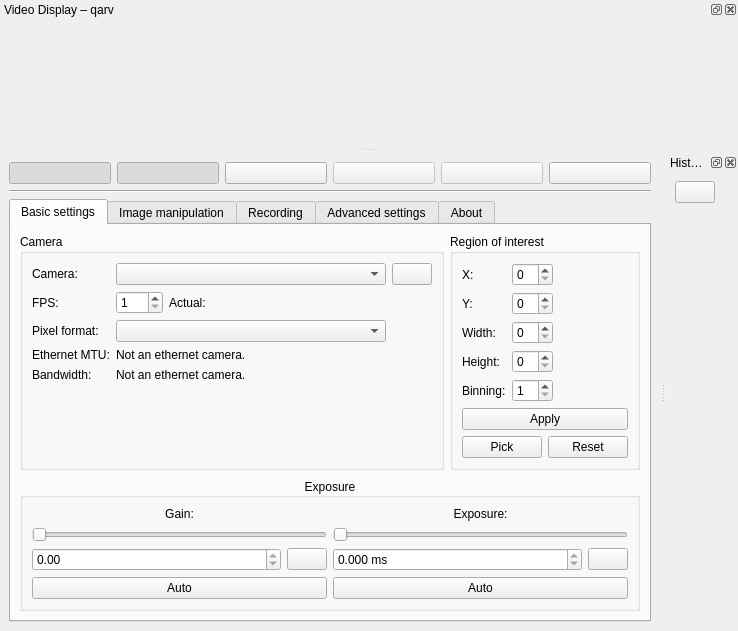
This is src/mainwindow.ui in AD-Vega/qarv as Qt 5 draws it before an edit. The edited form follows.
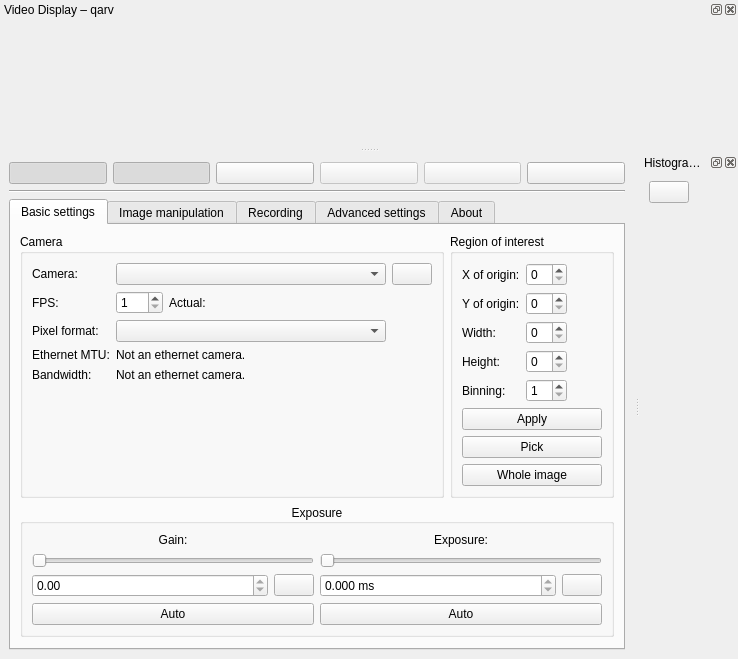
This is the edited form. Icons and pictures are not drawn. Custom widgets are drawn as their Qt base class.

Diff of the .ui file:
```diff
--- a/src/mainwindow.ui
+++ b/src/mainwindow.ui
@@ -7,7 +7,7 @@
     <x>0</x>
     <y>0</y>
     <width>738</width>
-    <height>612</height>
+    <height>629</height>
    </rect>
   </property>
   <property name="windowTitle">
@@ -182,7 +182,7 @@
                <item row="0" column="0">
                 <widget class="QLabel" name="label_5">
                  <property name="text">
-                  <string>X:</string>
+                  <string>X of origin:</string>
                  </property>
                 </widget>
                </item>
@@ -192,7 +192,7 @@
                <item row="1" column="0">
                 <widget class="QLabel" name="label_6">
                  <property name="text">
-                  <string>Y:</string>
+                  <string>Y of origin:</string>
                  </property>
                 </widget>
                </item>
@@ -246,8 +246,6 @@
               </widget>
              </item>
              <item>
-              <layout class="QHBoxLayout" name="horizontalLayout_6">
-               <item>
                 <widget class="QPushButton" name="pickROIButton">
                  <property name="toolTip">
                   <string>&lt;html&gt;&lt;head/&gt;&lt;body&gt;&lt;p&gt;Select ROI by drawing a rectangle on the video display.&lt;/p&gt;&lt;/body&gt;&lt;/html&gt;</string>
@@ -266,30 +264,15 @@
                   <string>&lt;html&gt;&lt;head/&gt;&lt;body&gt;&lt;p&gt;Reset ROI to the maximum, effective immediately.&lt;/p&gt;&lt;/body&gt;&lt;/html&gt;</string>
                  </property>
                  <property name="text">
-                  <string>Reset</string>
+                <string>Whole image</string>
                  </property>
                 </widget>
                </item>
               </layout>
-             </item>
-            </layout>
            </widget>
           </item>
          </layout>
         </item>
-        <item>
-         <spacer name="verticalSpacer_2">
-          <property name="orientation">
-           <enum>Qt::Vertical</enum>
-          </property>
-          <property name="sizeHint" stdset="0">
-           <size>
-            <width>20</width>
-            <height>40</height>
-           </size>
-          </property>
-         </spacer>
-        </item>
         <item>
          <widget class="QGroupBox" name="Exposure">
           <property name="sizePolicy">
@@ -449,6 +432,19 @@
           </layout>
          </widget>
         </item>
+        <item>
+         <spacer name="verticalSpacer_2">
+          <property name="orientation">
+           <enum>Qt::Vertical</enum>
+          </property>
+          <property name="sizeHint" stdset="0">
+           <size>
+            <width>20</width>
+            <height>40</height>
+           </size>
+          </property>
+         </spacer>
+        </item>
        </layout>
       </widget>
       <widget class="QWidget" name="manipulationTab">
```
Left out of the diff: 14 changed lines with no effect on the pictures. Lines whose indentation alone changed are shown as unchanged.
